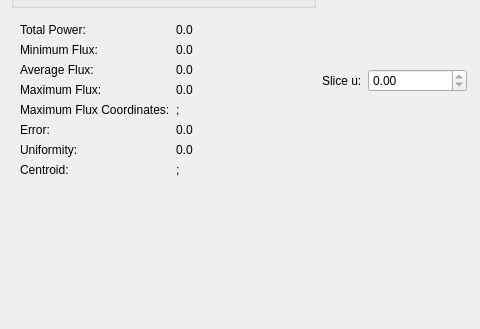
First picture: the form in source/application/run/FluxAnalysisDialog.ui, repository CST-Modelling-Tools/TonatiuhPP, before the edit; both pictures show x 0 to 480 and y 278 to 607 of the 824 by 607 pixel window.
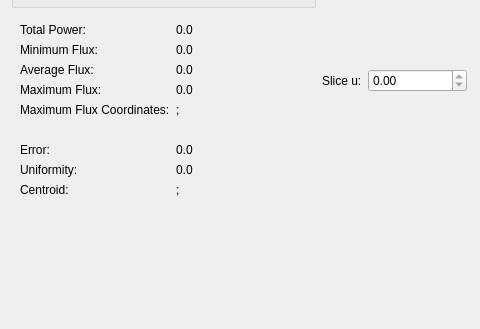
Second picture: the form after the edit. Custom widgets are drawn as their Qt base class.

Commit message: flux units

```diff
--- a/source/application/run/FluxAnalysisDialog.ui
+++ b/source/application/run/FluxAnalysisDialog.ui
@@ -203,20 +203,6 @@
       <item>
        <widget class="QWidget" name="statisticalWidget" native="true">
         <layout class="QGridLayout" name="gridLayout_3">
-         <item row="9" column="1">
-          <widget class="QLabel" name="centroidValue">
-           <property name="text">
-            <string>;</string>
-           </property>
-          </widget>
-         </item>
-         <item row="4" column="0">
-          <widget class="QLabel" name="fluxMaxLabel">
-           <property name="text">
-            <string>Maximum Flux:</string>
-           </property>
-          </widget>
-         </item>
          <item row="3" column="0">
           <widget class="QLabel" name="fluxAverageLabel">
            <property name="text">
@@ -224,48 +210,48 @@
            </property>
           </widget>
          </item>
-         <item row="1" column="0">
-          <widget class="QLabel" name="powerTotalLabel">
+         <item row="2" column="1">
+          <widget class="QLabel" name="fluxMin">
            <property name="text">
-            <string>Total Power:</string>
+            <string>0.0</string>
            </property>
           </widget>
          </item>
-         <item row="9" column="0">
+         <item row="9" column="1">
+          <widget class="QLabel" name="uniformityValue">
+           <property name="text">
+            <string>0.0</string>
+           </property>
+          </widget>
+         </item>
+         <item row="10" column="0">
           <widget class="QLabel" name="centroidLabel">
            <property name="text">
             <string>Centroid:</string>
            </property>
           </widget>
          </item>
-         <item row="2" column="0">
-          <widget class="QLabel" name="fluxMinLabel">
+         <item row="10" column="1">
+          <widget class="QLabel" name="centroidValue">
            <property name="text">
-            <string>Minimum Flux:</string>
+            <string>;</string>
+           </property>
+          </widget>
+         </item>
+         <item row="6" column="1">
+          <widget class="QLabel" name="fluxMaxUV">
+           <property name="text">
+            <string>;</string>
            </property>
           </widget>
          </item>
          <item row="8" column="0">
-          <widget class="QLabel" name="uniformityLabel">
-           <property name="text">
-            <string>Uniformity:</string>
-           </property>
-          </widget>
-         </item>
-         <item row="7" column="0">
           <widget class="QLabel" name="errorLabel">
            <property name="text">
             <string>Error:</string>
            </property>
           </widget>
          </item>
-         <item row="6" column="1">
-          <widget class="QLabel" name="fluxMaxUV">
-           <property name="text">
-            <string>;</string>
-           </property>
-          </widget>
-         </item>
          <item row="6" column="0">
           <widget class="QLabel" name="fluxMaxUVLabel">
            <property name="text">
@@ -273,13 +259,6 @@
            </property>
           </widget>
          </item>
-         <item row="2" column="1">
-          <widget class="QLabel" name="fluxMin">
-           <property name="text">
-            <string>0.0</string>
-           </property>
-          </widget>
-         </item>
          <item row="4" column="1">
           <widget class="QLabel" name="fluxMax">
            <property name="text">
@@ -287,6 +266,13 @@
            </property>
           </widget>
          </item>
+         <item row="9" column="0">
+          <widget class="QLabel" name="uniformityLabel">
+           <property name="text">
+            <string>Uniformity:</string>
+           </property>
+          </widget>
+         </item>
          <item row="1" column="1">
           <widget class="QLabel" name="powerTotal">
            <property name="text">
@@ -294,6 +280,20 @@
            </property>
           </widget>
          </item>
+         <item row="2" column="0">
+          <widget class="QLabel" name="fluxMinLabel">
+           <property name="text">
+            <string>Minimum Flux:</string>
+           </property>
+          </widget>
+         </item>
+         <item row="8" column="1">
+          <widget class="QLabel" name="errorValue">
+           <property name="text">
+            <string>0.0</string>
+           </property>
+          </widget>
+         </item>
          <item row="3" column="1">
           <widget class="QLabel" name="fluxAverage">
            <property name="text">
@@ -301,17 +301,24 @@
            </property>
           </widget>
          </item>
-         <item row="7" column="1">
-          <widget class="QLabel" name="errorValue">
+         <item row="4" column="0">
+          <widget class="QLabel" name="fluxMaxLabel">
            <property name="text">
-            <string>0.0</string>
+            <string>Maximum Flux:</string>
            </property>
           </widget>
          </item>
-         <item row="8" column="1">
-          <widget class="QLabel" name="uniformityValue">
+         <item row="1" column="0">
+          <widget class="QLabel" name="powerTotalLabel">
            <property name="text">
-            <string>0.0</string>
+            <string>Total Power:</string>
+           </property>
+          </widget>
+         </item>
+         <item row="7" column="0">
+          <widget class="QLabel" name="label">
+           <property name="text">
+            <string/>
            </property>
           </widget>
          </item>
```
The commit also changes 18 other files.
